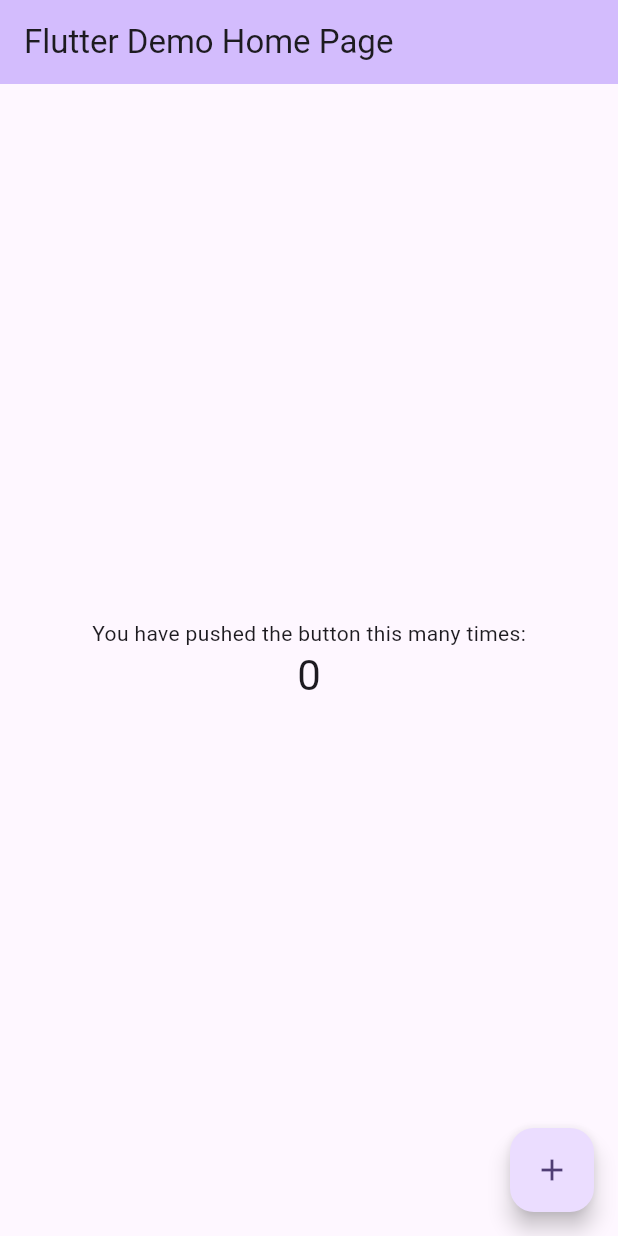
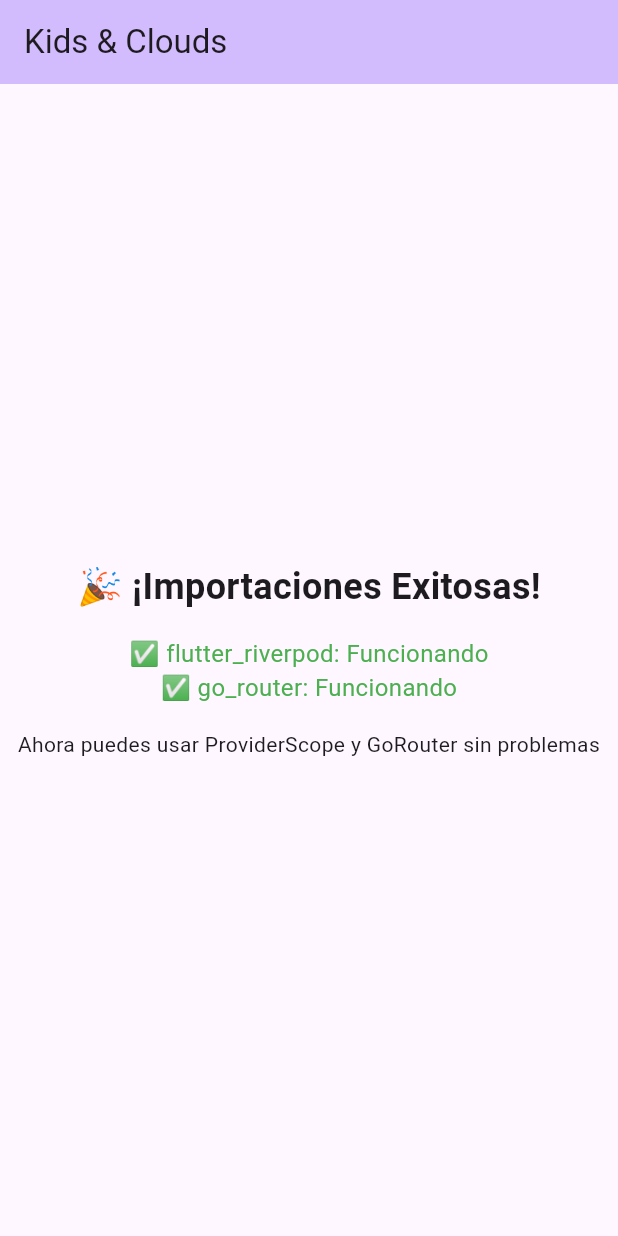
Before and after one commit to fjzamora93/prueba_tecnica_flutter, a Flutter app: the screen it shows after launch, on a phone screen of 412 x 824 dp. Run offline on Flutter 3.47's test engine with Material 3 defaults, Android fonts, the phone set to English and light mode, and no system bars; our stand-ins replace flutter_riverpod, go_router, google_fonts.

Commit message:
fix dependencies on riverpod and router

```diff
--- a/lib/main.dart
+++ b/lib/main.dart
@@ -1,122 +1,77 @@
+
 import 'package:flutter/material.dart';
+import 'package:flutter_riverpod/flutter_riverpod.dart';
+import 'package:go_router/go_router.dart';
+
+// Router simple
+final GoRouter _router = GoRouter(
+  routes: <RouteBase>[
+    GoRoute(
+      path: '/',
+      builder: (BuildContext context, GoRouterState state) {
+        return const MyHomePage();
+      },
+    ),
+  ],
+);
 
 void main() {
-  runApp(const MyApp());
+  runApp(const ProviderScope(child: MyApp()));
 }
 
 class MyApp extends StatelessWidget {
   const MyApp({super.key});
 
-  // This widget is the root of your application.
   @override
   Widget build(BuildContext context) {
-    return MaterialApp(
-      title: 'Flutter Demo',
+    return MaterialApp.router(
+      title: 'Kids & Clouds',
       theme: ThemeData(
-        // This is the theme of your application.
-        //
-        // TRY THIS: Try running your application with "flutter run". You'll see
-        // the application has a purple toolbar. Then, without quitting the app,
-        // try changing the seedColor in the colorScheme below to Colors.green
-        // and then invoke "hot reload" (save your changes or press the "hot
-        // reload" button in a Flutter-supported IDE, or press "r" if you used
-        // the command line to start the app).
-        //
-        // Notice that the counter didn't reset back to zero; the application
-        // state is not lost during the reload. To reset the state, use hot
-        // restart instead.
-        //
-        // This works for code too, not just values: Most code changes can be
-        // tested with just a hot reload.
         colorScheme: ColorScheme.fromSeed(seedColor: Colors.deepPurple),
+        useMaterial3: true,
       ),
-      home: const MyHomePage(title: 'Flutter Demo Home Page'),
+      routerConfig: _router,
+      debugShowCheckedModeBanner: false,
     );
   }
 }
 
-class MyHomePage extends StatefulWidget {
-  const MyHomePage({super.key, required this.title});
-
-  // This widget is the home page of your application. It is stateful, meaning
-  // that it has a State object (defined below) that contains fields that affect
-  // how it looks.
-
-  // This class is the configuration for the state. It holds the values (in this
-  // case the title) provided by the parent (in this case the App widget) and
-  // used by the build method of the State. Fields in a Widget subclass are
-  // always marked "final".
-
-  final String title;
+class MyHomePage extends ConsumerWidget {
+  const MyHomePage({super.key});
 
   @override
-  State<MyHomePage> createState() => _MyHomePageState();
-}
-
-class _MyHomePageState extends State<MyHomePage> {
-  int _counter = 0;
-
-  void _incrementCounter() {
-    setState(() {
-      // This call to setState tells the Flutter framework that something has
-      // changed in this State, which causes it to rerun the build method below
-      // so that the display can reflect the updated values. If we changed
-      // _counter without calling setState(), then the build method would not be
-      // called again, and so nothing would appear to happen.
-      _counter++;
-    });
-  }
-
-  @override
-  Widget build(BuildContext context) {
-    // This method is rerun every time setState is called, for instance as done
-    // by the _incrementCounter method above.
-    //
-    // The Flutter framework has been optimized to make rerunning build methods
-    // fast, so that you can just rebuild anything that needs updating rather
-    // than having to individually change instances of widgets.
+  Widget build(BuildContext context, WidgetRef ref) {
     return Scaffold(
       appBar: AppBar(
-        // TRY THIS: Try changing the color here to a specific color (to
-        // Colors.amber, perhaps?) and trigger a hot reload to see the AppBar
-        // change color while the other colors stay the same.
         backgroundColor: Theme.of(context).colorScheme.inversePrimary,
-        // Here we take the value from the MyHomePage object that was created by
-        // the App.build method, and use it to set our appbar title.
-        title: Text(widget.title),
+        title: const Text('Kids & Clouds'),
       ),
-      body: Center(
-        // Center is a layout widget. It takes a single child and positions it
-        // in the middle of the parent.
+      body: const Center(
         child: Column(
-          // Column is also a layout widget. It takes a list of children and
-          // arranges them vertically. By default, it sizes itself to fit its
-          // children horizontally, and tries to be as tall as its parent.
-          //
-          // Column has various properties to control how it sizes itself and
-          // how it positions its children. Here we use mainAxisAlignment to
-          // center the children vertically; the main axis here is the vertical
-          // axis because Columns are vertical (the cross axis would be
-          // horizontal).
-          //
-          // TRY THIS: Invoke "debug painting" (choose the "Toggle Debug Paint"
-          // action in the IDE, or press "p" in the console), to see the
-          // wireframe for each widget.
           mainAxisAlignment: MainAxisAlignment.center,
           children: <Widget>[
-            const Text('You have pushed the button this many times:'),
             Text(
-              '$_counter',
-              style: Theme.of(context).textTheme.headlineMedium,
+              '🎉 ¡Importaciones Exitosas!',
+              style: TextStyle(fontSize: 24, fontWeight: FontWeight.bold),
+            ),
+            SizedBox(height: 16),
+            Text(
+              '✅ flutter_riverpod: Funcionando',
+              style: TextStyle(fontSize: 16, color: Colors.green),
+            ),
+            Text(
+              '✅ go_router: Funcionando',
+              style: TextStyle(fontSize: 16, color: Colors.green),
+            ),
+            SizedBox(height: 16),
+            Text(
+              'Ahora puedes usar ProviderScope y GoRouter sin problemas',
+              style: TextStyle(fontSize: 14),
+              textAlign: TextAlign.center,
             ),
           ],
         ),
       ),
-      floatingActionButton: FloatingActionButton(
-        onPressed: _incrementCounter,
-        tooltip: 'Increment',
-        child: const Icon(Icons.add),
-      ), // This trailing comma makes auto-formatting nicer for build methods.
     );
   }
 }
--- a/pubspec.yaml
+++ b/pubspec.yaml
@@ -35,6 +35,8 @@ dependencies:
   # Use with the CupertinoIcons class for iOS style icons.
   cupertino_icons: ^1.0.8
   google_fonts: ^6.2.1
+  flutter_riverpod: ^2.6.1
+  go_router: ^15.2.4
 
 dev_dependencies:
   flutter_test:
```
Also changed, not shown: lib/core/helper/log_helper.dart (added, +23 -0 lines), lib/core/navigation/app_routes.dart (added, +14 -0 lines), lib/core/navigation/router.dart (added, +30 -0 lines), lib/core/theme/theme.dart (+11 -4 lines), lib/kidsandclouds/presentation/pages/child_detail_screen.dart (added, +26 -0 lines), lib/kidsandclouds/presentation/pages/home_screen.dart (added, +57 -0 lines), lib/kidsandclouds/presentation/pages/children_list.dart (added), lib/kidsandclouds/presentation/pages/daily_journal.dart (added), pubspec.lock.
